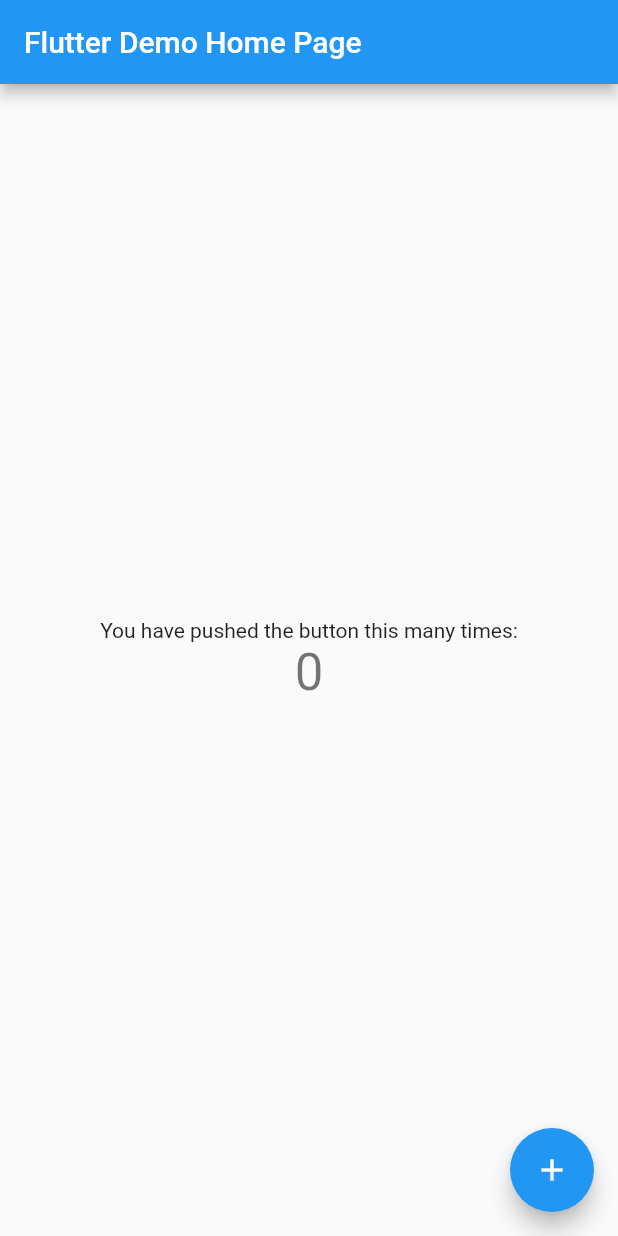
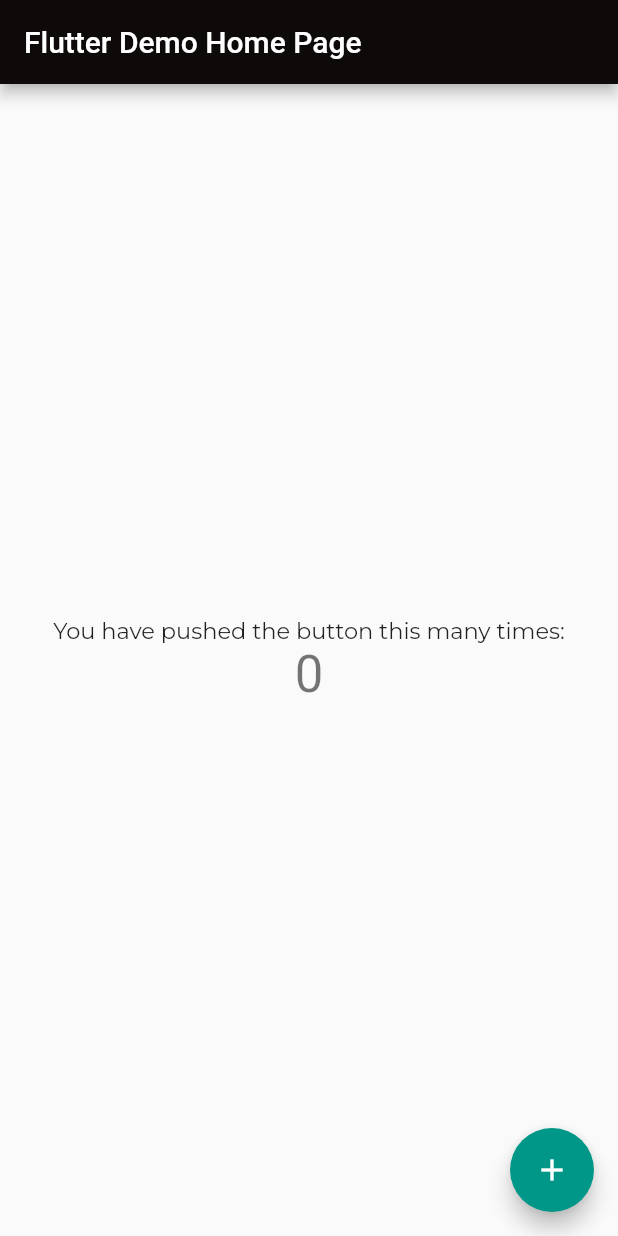
Before and after one commit to margaiwangara/untitled_project, a Flutter app: the MyHomePage screen opened directly, on a phone screen of 412 x 824 dp. Run offline on Flutter 3.47's test engine with Material 2 defaults, Android fonts, the phone set to English and light mode, and no system bars; our stand-ins replace google_fonts, wakelock.

Commit message:
added app theme for color and text styling

```diff
--- /dev/null
+++ b/lib/widget/theme.dart
@@ -0,0 +1,37 @@
+import 'package:google_fonts/google_fonts.dart';
+import 'package:flutter/material.dart';
+
+ThemeData appTheme = ThemeData(
+  primaryColor: Color(0xFF0F0A0A),
+  accentColor: Colors.teal,
+  primaryColorLight: Colors.grey[400],
+  backgroundColor: Color(0xFFF8F7F9),
+  textTheme: TextTheme(
+    headline: GoogleFonts.merriweather(
+        textStyle: TextStyle(
+      fontSize: 40.0,
+      fontWeight: FontWeight.w700,
+      letterSpacing: 0.9,
+    )),
+    title: GoogleFonts.montserrat(
+      textStyle: TextStyle(
+        fontSize: 30.0,
+        fontWeight: FontWeight.w700,
+        letterSpacing: 0.9,
+      ),
+    ),
+    subtitle: GoogleFonts.montserrat(
+      textStyle: TextStyle(
+        fontSize: 20.0,
+        fontWeight: FontWeight.normal,
+        letterSpacing: 0.9,
+      ),
+    ),
+    body1: GoogleFonts.montserrat(
+      textStyle: TextStyle(
+        fontSize: 15.0,
+        fontWeight: FontWeight.normal,
+      ),
+    ),
+  ),
+);
```
Also changed, not shown: lib/main.dart (+15 -3 lines), lib/ui/login.dart (added).
